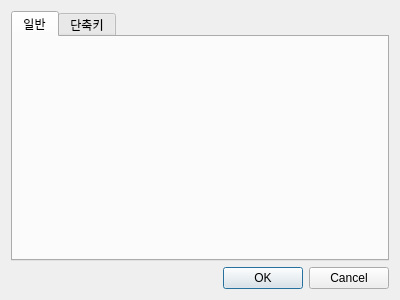
First picture: the form in ui/config_dialog.ui, repository Glen-Lee-glitch/new_viewer, before the edit.
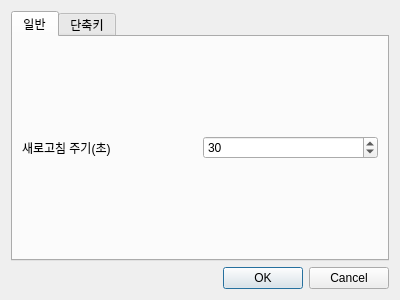
Second picture: the form after the edit.

Commit message:
feat: 환경설정으로 새로고침 주기 설정 및 자동 새로고침 기능 구현
- ConfigDialog에서 새로고침 주기 설정 저장/로드 기능 추가
- MainWindow에 QTimer를 이용한 주기적 데이터 새로고침 기능 추가
- 로그인 시 및 환경설정 변경 시 타이머 자동 시작/재시작

What changed in the file:
```diff
--- a/ui/config_dialog.ui
+++ b/ui/config_dialog.ui
@@ -23,6 +23,35 @@
       <attribute name="title">
        <string>일반</string>
       </attribute>
+      <layout class="QVBoxLayout" name="verticalLayout_2">
+       <item>
+        <layout class="QHBoxLayout" name="horizontalLayout">
+         <item>
+          <widget class="QLabel" name="label">
+           <property name="text">
+            <string>새로고침 주기(초)</string>
+           </property>
+          </widget>
+         </item>
+         <item>
+          <widget class="QSpinBox" name="spinBox_refresh_time">
+           <property name="minimum">
+            <number>15</number>
+           </property>
+           <property name="maximum">
+            <number>120</number>
+           </property>
+           <property name="singleStep">
+            <number>5</number>
+           </property>
+           <property name="value">
+            <number>30</number>
+           </property>
+          </widget>
+         </item>
+        </layout>
+       </item>
+      </layout>
      </widget>
      <widget class="QWidget" name="tab_2">
       <attribute name="title">
```
The commit also changes 2 other files.
